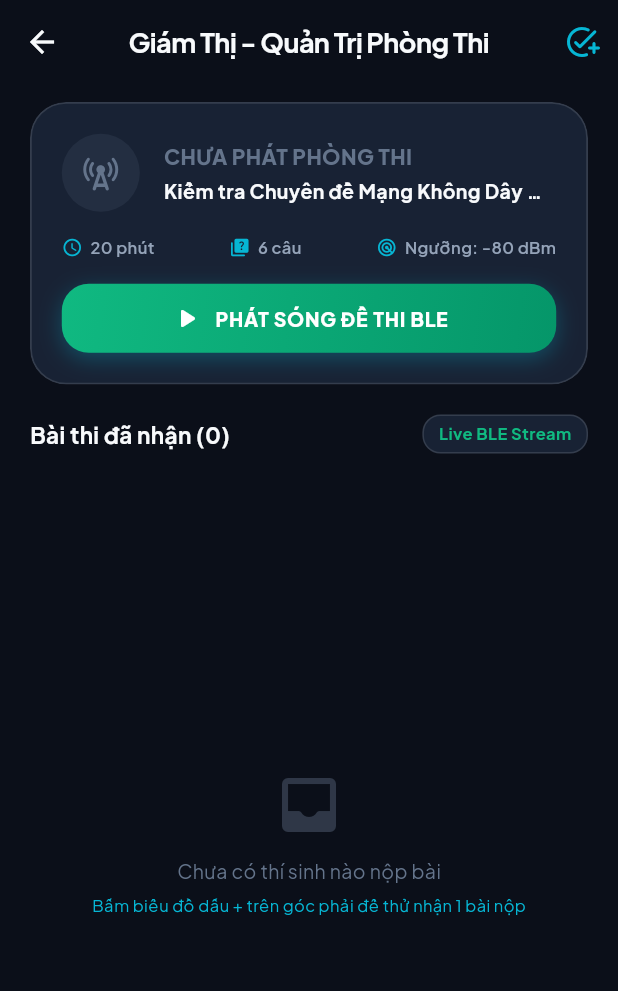
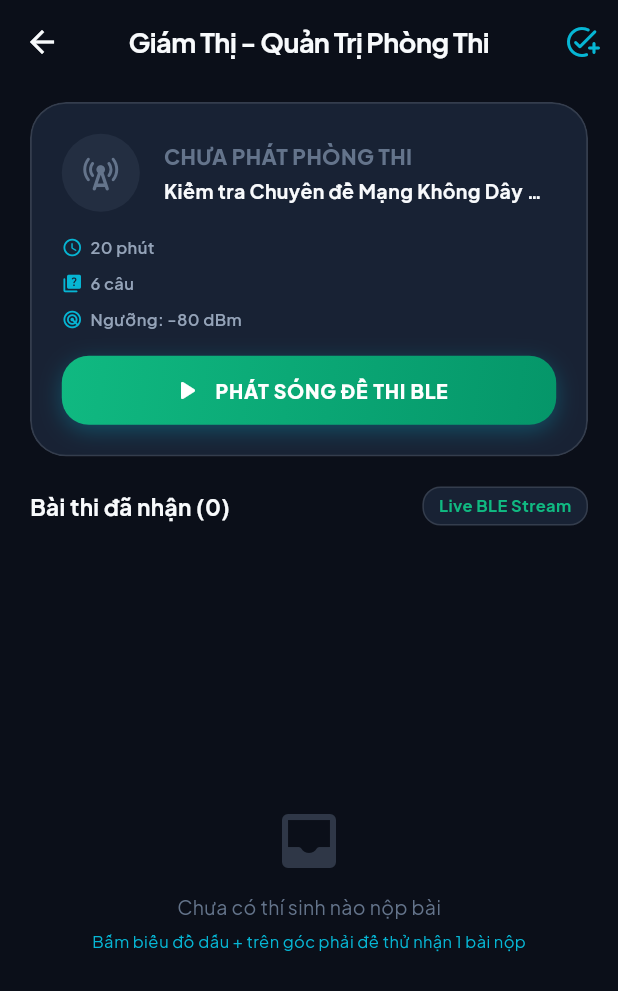
Before and after one commit to nhathoangnguyen1748/LapTrinhDiDong, a Flutter app: the HostDashboardScreen screen opened directly, on a phone screen of 412 x 824 dp. Shown: the top 991 px of the screen. Run offline on Flutter 3.47's test engine with Material 3 defaults, Android fonts, the phone set to English and light mode, and no system bars; our stand-ins replace flutter_animate, flutter_blue_plus, flutter_riverpod, google_fonts, permission_handler, shared_preferences; missing offline and left inert: encrypt, flutter_ble_peripheral; accounts and stored records are empty.

Commit message:
Sửa giao diện

```diff
--- a/apptracngiem/lib/ui/screens/host/host_dashboard_screen.dart
+++ b/apptracngiem/lib/ui/screens/host/host_dashboard_screen.dart
@@ -153,8 +153,9 @@ class _HostDashboardScreenState extends ConsumerState<HostDashboardScreen> {
                       ],
                     ),
                     const SizedBox(height: 16),
-                    Row(
-                      mainAxisAlignment: MainAxisAlignment.spaceBetween,
+                    Wrap(
+                      spacing: 12,
+                      runSpacing: 8,
                       children: [
                         _buildHostMeta(Icons.access_time_rounded, '${_exam.durationSeconds ~/ 60} phút'),
                         _buildHostMeta(Icons.quiz_rounded, '${_exam.questions.length} câu'),
```
